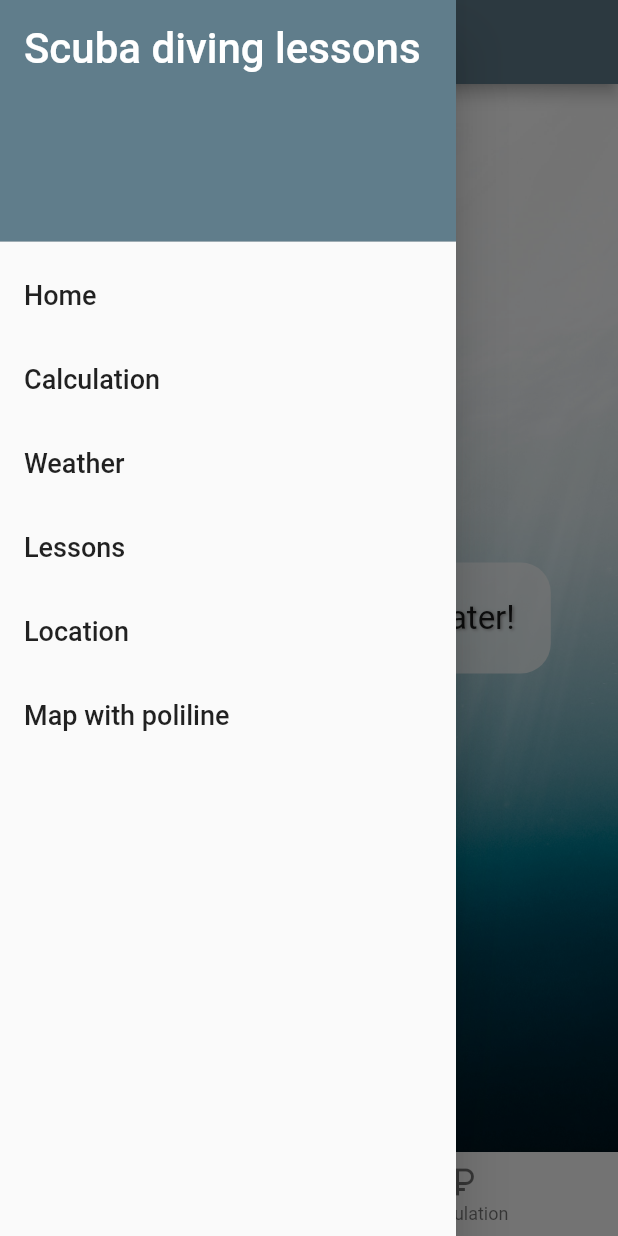
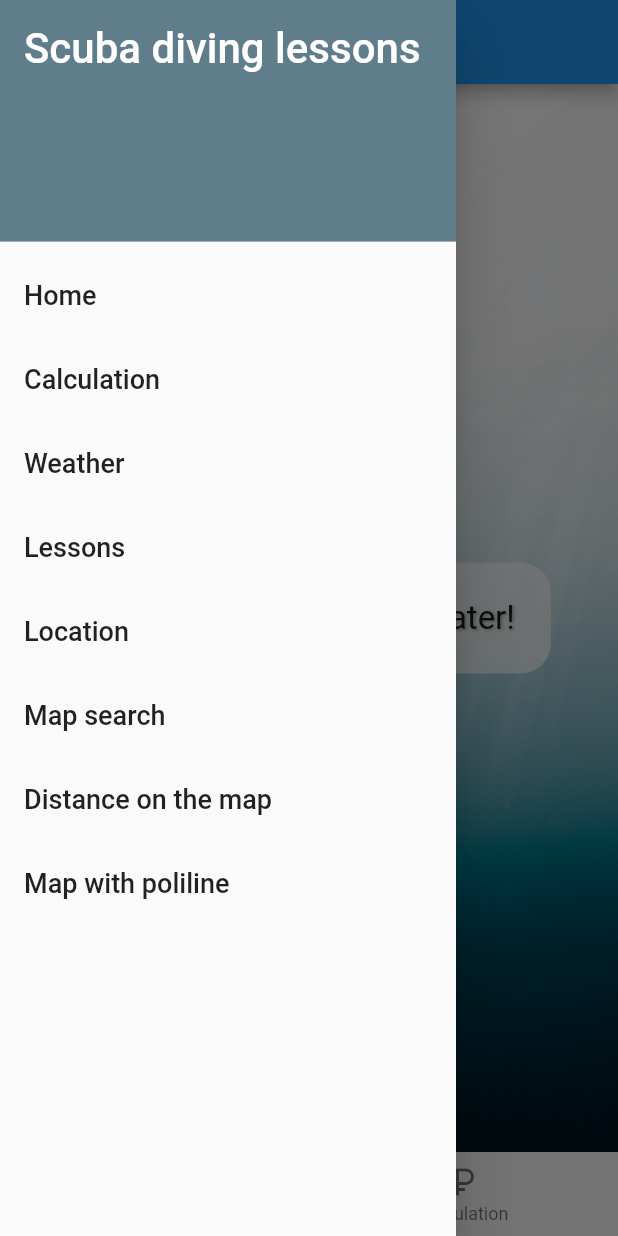
Before and after one commit to kitNa/MyFirstFlutterApp, a Flutter app: the screen it shows after launch, with the side drawer open, on a phone screen of 412 x 824 dp. Run offline on Flutter 3.47's test engine with Material 2 defaults, Android fonts, the phone set to English and light mode, and no system bars; our stand-ins replace flutter_secure_storage, google_maps_flutter, shared_preferences; missing offline and left inert: flutter_appauth, flutter_google_places, google_map_polyline_new, google_maps_webservice.

Commit message:
unsuccessful attempt to organize navigation

```diff
--- a/lib/main.dart
+++ b/lib/main.dart
@@ -1,7 +1,10 @@
-//import 'package:flutter/cupertino.dart';
 import 'package:flutter/material.dart';
 import 'package:untitled/screens/intro_screen.dart';
 import 'package:untitled/screens/price_screen.dart';
+import 'dart:convert';
+import 'package:http/http.dart' as http;
+import 'package:flutter_appauth/flutter_appauth.dart';
+import 'package:flutter_secure_storage/flutter_secure_storage.dart';
 
 void main (){
   runApp(const ScubaDiving());
@@ -13,9 +16,9 @@ class ScubaDiving extends StatelessWidget {
   @override
   Widget build(BuildContext context) {
     return MaterialApp(
-      theme: ThemeData(primarySwatch: Colors.blueGrey),
+      //theme: ThemeData(primarySwatch: Colors.blueGrey),
         routes: {
-        '/': (context) => const IntroScreen(),
+          '/': (context) => const IntroScreen(),
           '/price': (context) => const PriceScreen(),
         },
         initialRoute: '/',
--- a/lib/shared/menu_drawer.dart
+++ b/lib/shared/menu_drawer.dart
@@ -27,8 +27,8 @@ class MenuDrawer extends StatelessWidget {
       'Weather',
       'Lessons',
       'Location',
-      //'Map search',
-      //'Distance on the map',
+      'Map search',
+      'Distance on the map',
       'Map with poliline'
     ];
 
--- a/pubspec.yaml
+++ b/pubspec.yaml
@@ -29,7 +29,6 @@ environment:
 dependencies:
   flutter:
     sdk: flutter
-
 
   # The following adds the Cupertino Icons font to your application.
   # Use with the CupertinoIcons class for iOS style icons.
```
Also changed, not shown: 7 other files.
